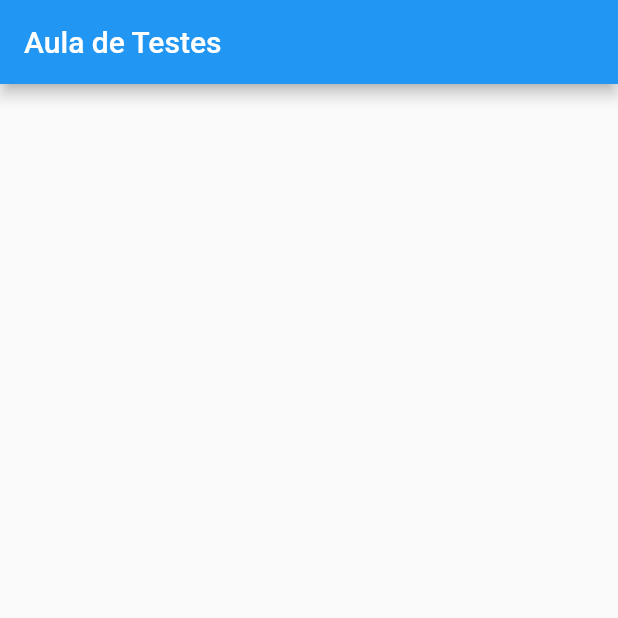
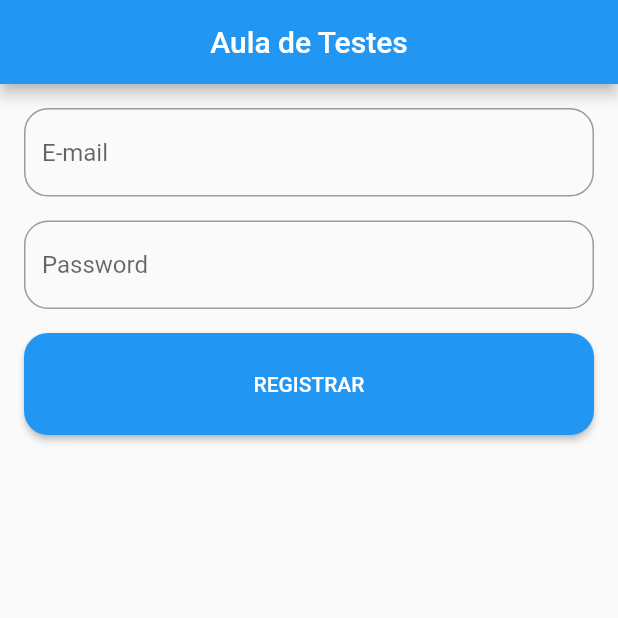
Before and after one commit to netomarques/testes_aula, a Flutter app: the screen it shows after launch, on a phone screen of 412 x 824 dp, the top half of it. Run offline on Flutter 3.47's test engine with Material 2 defaults, Android fonts, the phone set to English and light mode, and no system bars.

Commit message:
register_page_teste  - testes de widget

```diff
--- a/lib/app/pages/register_page.dart
+++ b/lib/app/pages/register_page.dart
@@ -1,4 +1,5 @@
 import 'package:flutter/material.dart';
+import 'package:testes_aula/app/shared/auth/auth_service.dart';
 
 class RegisterPage extends StatefulWidget {
   const RegisterPage({super.key});
@@ -8,13 +9,83 @@ class RegisterPage extends StatefulWidget {
 }
 
 class _RegisterPageState extends State<RegisterPage> {
+  final TextEditingController emailController = TextEditingController();
+  final TextEditingController passwordController = TextEditingController();
+
+  final Auth _auth = Auth();
+
   @override
   Widget build(BuildContext context) {
     return Scaffold(
       appBar: AppBar(
-        title: const Text('Aula de Testes'),
+        title: const Center(child: Text('Aula de Testes')),
       ),
-      body: Container(),
+      body: SingleChildScrollView(
+        padding: const EdgeInsets.all(16),
+        child: Column(
+          crossAxisAlignment: CrossAxisAlignment.stretch,
+          children: [
+            TextFormField(
+              key: const Key('email_key'),
+              controller: emailController,
+              keyboardType: TextInputType.emailAddress,
+              decoration: const InputDecoration(
+                hintText: 'E-mail',
+                border: OutlineInputBorder(
+                  borderRadius: BorderRadius.all(
+                    Radius.circular(16),
+                  ),
+                ),
+              ),
+            ),
+            const SizedBox(height: 16),
+            TextFormField(
+              key: const Key('password_key'),
+              controller: passwordController,
+              obscureText: true,
+              decoration: const InputDecoration(
+                hintText: 'Password',
+                border: OutlineInputBorder(
+                  borderRadius: BorderRadius.all(
+                    Radius.circular(16),
+                  ),
+                ),
+              ),
+            ),
+            const SizedBox(height: 16),
+            ElevatedButton(
+              key: const Key('register_button_key'),
+              onPressed: () {
+                final String? result = _auth.register(
+                  emailController.text,
+                  passwordController.text,
+                );
+
+                if (result != null) {
+                  ScaffoldMessenger.of(context).showSnackBar(
+                    SnackBar(
+                      backgroundColor: Colors.red,
+                      content: Text(result),
+                    ),
+                  );
+                }
+              },
+              style: ButtonStyle(
+                  shape: MaterialStatePropertyAll(
+                    RoundedRectangleBorder(
+                      borderRadius: BorderRadius.circular(16),
+                    ),
+                  ),
+                  padding: MaterialStateProperty.all(
+                    const EdgeInsets.symmetric(
+                      vertical: 26,
+                    ),
+                  )),
+              child: const Text('REGISTRAR'),
+            )
+          ],
+        ),
+      ),
     );
   }
 }
--- a/lib/app/shared/validators/password_validator.dart
+++ b/lib/app/shared/validators/password_validator.dart
@@ -5,7 +5,7 @@ class PasswordValidator {
     }
 
     if (password.length < 6) {
-      return 'A senha deve possuir pelo menos 6 caractesres';
+      return 'A senha deve possuir pelo menos 6 caracteres';
     }
 
     final alphanumeric = RegExp(r'^(?=.*[a-zA-Z])(?=.*[0-9]).+$');
```
Also changed, not shown: 2 other files.
